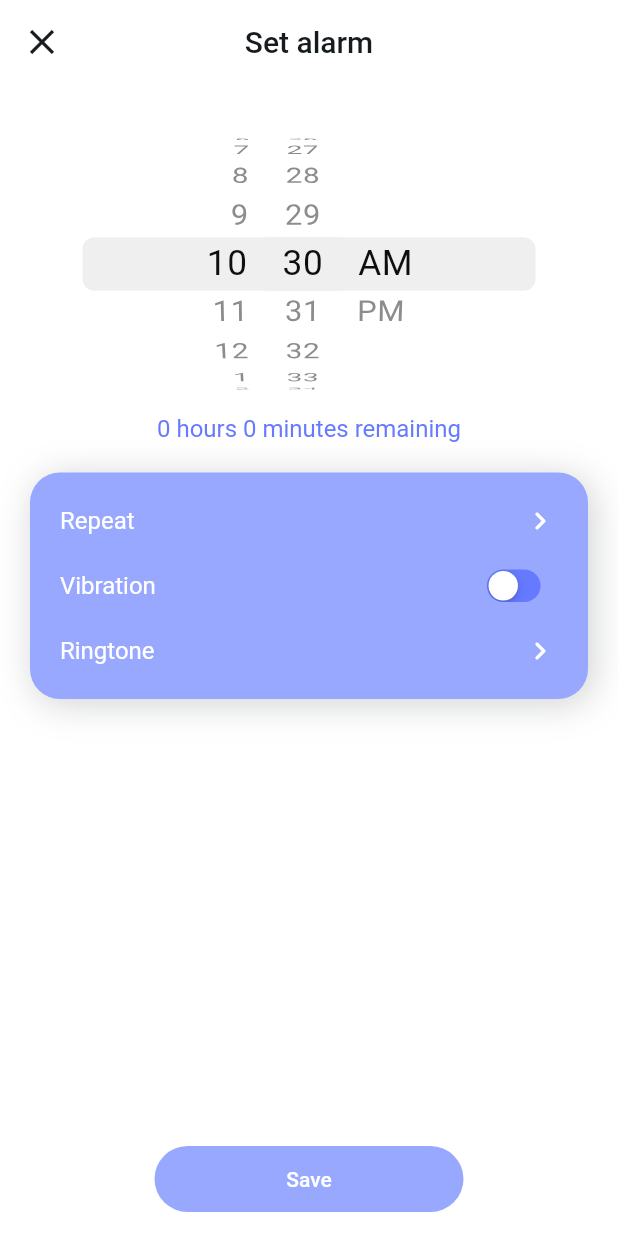
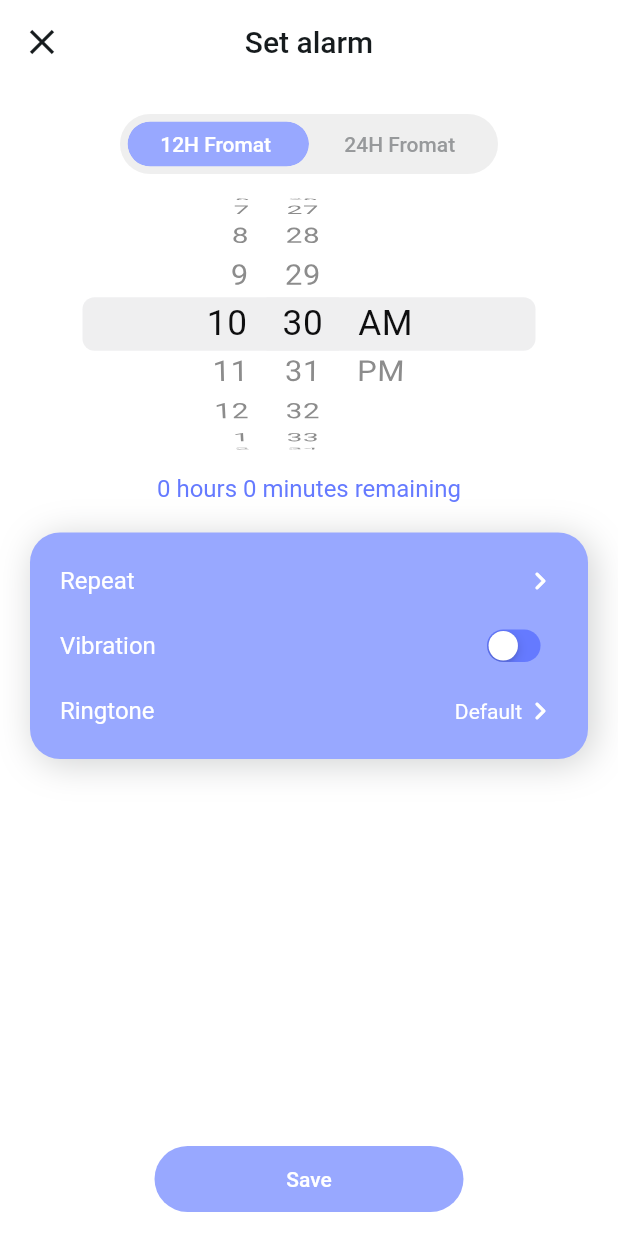
Before and after one commit to sharkeromi/alarm_app_riverpod, a Flutter app: the SetAlarm screen opened by its route, on a phone screen of 412 x 824 dp. Run offline on Flutter 3.47's test engine with Material 2 defaults, Android fonts, the phone set to English and light mode, and no system bars; our stand-ins replace file_picker, flutter_riverpod, go_router, shared_preferences; missing offline and left inert: alarm; accounts and stored records are empty.

Commit message:
12 hour format and 24 hour format completed

```diff
--- a/lib/notifiers/set_alarm.dart
+++ b/lib/notifiers/set_alarm.dart
@@ -26,9 +26,11 @@ class SetAlarmNotifier extends ChangeNotifier {
   // final selectedRepeatType = StateProvider<String>((ref) => '');
   String selectedRepeatType = '';
   final isVibrationOn = StateProvider<bool>((ref) => false);
+  final firstButtonClicked = StateProvider<bool>((ref) => true);
+  final secondButtonClicked = StateProvider<bool>((ref) => false);
   final enableDeleteOption = StateProvider<bool>((ref) => false);
   bool vibration = false;
-  String ringtone = '';
+  String ringtone = 'Default';
   String ringtonePath = '';
   bool isAlarmOn = true;
 
@@ -121,7 +123,7 @@ class SetAlarmNotifier extends ChangeNotifier {
       "dateTime": selectedDateTime.toString(),
       "repeat": selectedRepeatType,
       "vibration": vibration,
-      "ringtone": ringtonePath,
+      "ringtone": ringtonePath != '' ? ringtonePath : 'assets/marimba.mp3',
       "isAlarmOn": true
     };
     String encodedMap = json.encode(alarmDetails);
--- a/lib/views/homePage.dart
+++ b/lib/views/homePage.dart
@@ -1,4 +1,4 @@
-import 'dart:developer';
+
 import 'package:alarm/alarm.dart';
 import 'package:alarm_app_riverpod/const/colors.dart';
 import 'package:alarm_app_riverpod/const/routes.dart';
--- a/lib/views/set_alarm_page.dart
+++ b/lib/views/set_alarm_page.dart
@@ -58,11 +58,90 @@ class SetAlarm extends ConsumerWidget {
               const SizedBox(
                 height: 20,
               ),
+              Container(
+                height: 40,
+                width: width - 160,
+                decoration: BoxDecoration(
+                  borderRadius: BorderRadius.circular(25),
+                  color: cBackgroundNeutralColor2,
+                ),
+                child: Row(
+                  crossAxisAlignment: CrossAxisAlignment.center,
+                  mainAxisAlignment: MainAxisAlignment.spaceBetween,
+                  children: [
+                    Expanded(
+                      child: Padding(
+                        padding: const EdgeInsets.only(left: 5),
+                        child: ClipRRect(
+                          borderRadius: BorderRadius.circular(20),
+                          child: TextButton(
+                            onPressed: () {
+                              ref.read(setAlarmNotifier.firstButtonClicked.notifier).state = true;
+                            },
+                            style: TextButton.styleFrom(
+                              padding: EdgeInsets.zero,
+                              minimumSize: Size.zero,
+                              tapTargetSize: MaterialTapTargetSize.shrinkWrap,
+                              splashFactory: InkSplash.splashFactory,
+                            ),
+                            child: Container(
+                              height: 30,
+                              decoration: BoxDecoration(
+                                borderRadius: BorderRadius.circular(20),
+                                color: ref.watch(setAlarmNotifier.firstButtonClicked) ? cPrimaryTintColor : cBackgroundNeutralColor2,
+                              ),
+                              child: Center(
+                                child: Text(
+                                  '12H Fromat ',
+                                  style: TextStyle(color: ref.watch(setAlarmNotifier.firstButtonClicked) ? cWhiteColor : cTextSecondaryColor, fontSize: 14),
+                                ),
+                              ),
+                            ),
+                          ),
+                        ),
+                      ),
+                    ),
+                    Expanded(
+                      child: Padding(
+                        padding: const EdgeInsets.only(right: 5),
+                        child: ClipRRect(
+                          borderRadius: BorderRadius.circular(20),
+                          child: TextButton(
+                            onPressed: () {
+                              ref.read(setAlarmNotifier.firstButtonClicked.notifier).state = false;
+                            },
+                            style: TextButton.styleFrom(
+                              padding: EdgeInsets.zero,
+                              minimumSize: Size.zero,
+                              tapTargetSize: MaterialTapTargetSize.shrinkWrap,
+                              splashFactory: InkSplash.splashFactory,
+                            ),
+                            child: Container(
+                              height: 30,
+                              decoration: BoxDecoration(
+                                borderRadius: BorderRadius.circular(20),
+                                color: !ref.watch(setAlarmNotifier.firstButtonClicked) ? cPrimaryTintColor : cBackgroundNeutralColor2,
+                              ),
+                              child: Center(
+                                child: Text(
+                                  '24H Fromat',
+                                  style: TextStyle(color: !ref.watch(setAlarmNotifier.firstButtonClicked) ? cWhiteColor : cTextSecondaryColor, fontSize: 14),
+                                ),
+                              ),
+                            ),
+                          ),
+                        ),
+                      ),
+                    ),
+                  ],
+                ),
+              ),
               SizedBox(
                 height: 200,
                 child: CupertinoDatePicker(
                     initialDateTime: DateTime.now(),
                     mode: CupertinoDatePickerMode.time,
+                    use24hFormat: !ref.watch(setAlarmNotifier.firstButtonClicked),
                     onDateTimeChanged: (v) {
                       ref.read(setAlarmNotifier.pickedTimeProvider.notifier).state = v;
                       setAlarmNotifier.pickTime(v);
@@ -192,7 +271,7 @@ class LinkUpTextRow extends StatelessWidget {
                   suffixText ?? '',
                   textAlign: TextAlign.right,
                   overflow: TextOverflow.ellipsis,
-                  style: const TextStyle(color: cTextSecondaryColor, fontSize: 14),
+                  style: const TextStyle(color: cWhiteColor, fontSize: 14),
                 ),
               ),
             if (trailing == null)
```
Also changed, not shown: lib/widgets/custom_tapable_button.dart (added, +95 -0 lines).
